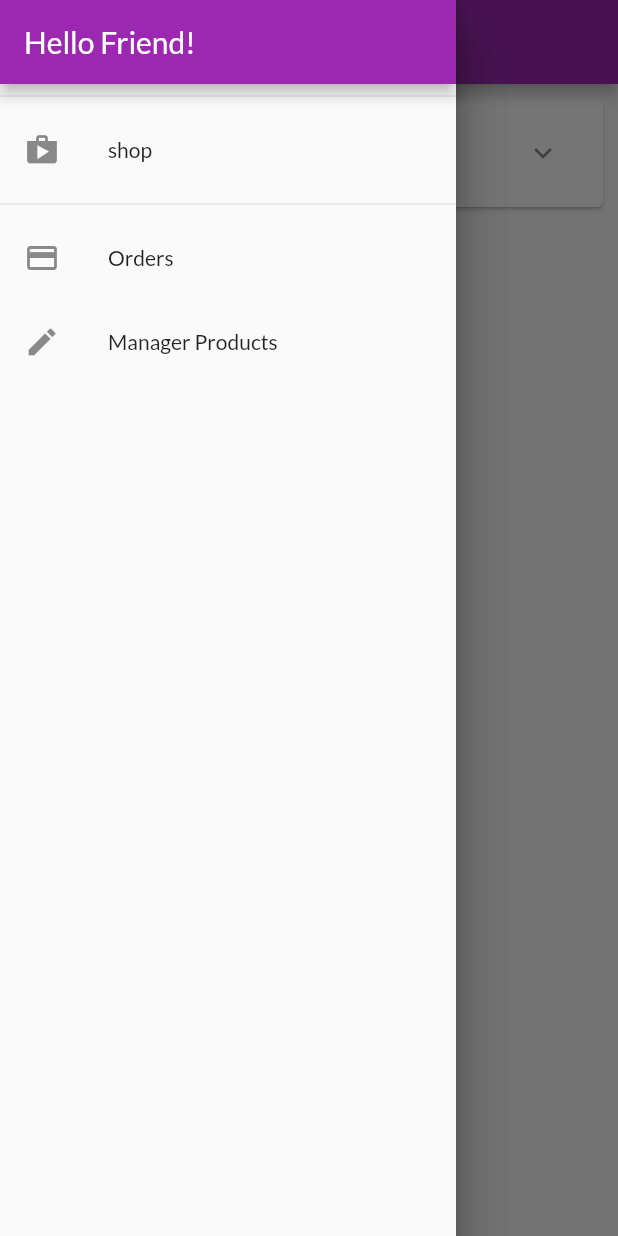
After one commit to trungb19/CT484_MyShop, a Flutter app: the OrderScreen screen opened by its route, with the side drawer open, on a phone screen of 412 x 824 dp. The commit adds this screen. Run offline on Flutter 3.47's test engine with Material 2 defaults, Android fonts, the phone set to English and light mode, and no system bars; network calls fail.

Commit message:
Xay dung drawer va dinh tuyen theo ten

```diff
--- a/lib/ui/orders/orders_screen.dart
+++ b/lib/ui/orders/orders_screen.dart
@@ -1,9 +1,12 @@
 import 'package:flutter/material.dart';
+import 'package:myshop/ui/shared/app_drawer.dart';
 
 import 'order_item_card.dart';
 import 'order_manager.dart';
 
 class OrderScreen extends StatelessWidget {
+  static const routeName = '/orders';
+
   const OrderScreen({super.key});
 
   @override
@@ -14,6 +17,8 @@ class OrderScreen extends StatelessWidget {
       appBar: AppBar(
         title: const Text('Your orders'),
       ),
+      //Thêm ở lab2
+      drawer: const AppDrawer(),
       body: ListView.builder(
         itemCount: ordersManager.orderCount,
         itemBuilder: (ctx, i) => OrderItemCard(ordersManager.orders[i]),
--- a/lib/ui/products/product_detail_screen.dart
+++ b/lib/ui/products/product_detail_screen.dart
@@ -5,6 +5,8 @@ import 'package:flutter/material.dart';
 import '../../models/product.dart';
 
 class ProductDetailScreen extends StatelessWidget {
+  static const routeName = '/product-detail';
+
   final Product product;
 
   const ProductDetailScreen(
--- a/lib/ui/products/products_manager.dart
+++ b/lib/ui/products/products_manager.dart
@@ -52,4 +52,8 @@ class ProductManager {
   List<Product> get favoriteItems {
     return _items.where((prodItem) => prodItem.isFavorite).toList();
   }
+
+  Product findById(String id) {
+    return _items.firstWhere((prod) => prod.id == id);
+  }
 }
--- a/lib/ui/products/user_product_screen.dart
+++ b/lib/ui/products/user_product_screen.dart
@@ -1,10 +1,13 @@
 //UserProductScreen hiển thị sản phẩm người dùng
 
 import 'package:flutter/material.dart';
+import 'package:myshop/ui/shared/app_drawer.dart';
 import 'user_product_list_tile.dart';
 import 'products_manager.dart';
 
 class UserProductsScreen extends StatelessWidget {
+  static const routeName = '/user-products';
+
   const UserProductsScreen({super.key});
 
   @override
@@ -18,6 +21,8 @@ class UserProductsScreen extends StatelessWidget {
           buildAddButton(),
         ],
       ),
+      //Thêm ở lab2
+      drawer: const AppDrawer(),
       body: RefreshIndicator(
         onRefresh: () async => print('Refresh products'),
         child: buildUserProductListView(productManager),
--- /dev/null
+++ b/lib/ui/screen.dart
@@ -0,0 +1,15 @@
+export 'products/product_overview_screen.dart';
+
+export 'products/product_detail_screen.dart';
+
+export 'products/user_product_screen.dart';
+
+export 'products/products_manager.dart';
+
+export 'orders/orders_screen.dart';
+
+export 'orders/order_manager.dart';
+
+export 'cart/cart_screen.dart';
+
+export 'cart/cart_manager.dart';
--- /dev/null
+++ b/lib/ui/shared/app_drawer.dart
@@ -0,0 +1,51 @@
+import 'package:flutter/material.dart';
+
+import '../orders/orders_screen.dart';
+
+import '../products/user_product_screen.dart';
+
+class AppDrawer extends StatelessWidget {
+  const AppDrawer({super.key});
+
+  @override
+  Widget build(BuildContext context) {
+    //Drawer ngăn kéo
+    return Drawer(
+      child: Drawer(
+        child: Column(
+          children: <Widget>[
+            AppBar(
+              title: const Text('Hello Friend!'),
+              automaticallyImplyLeading: false,
+            ),
+            const Divider(),
+            ListTile(
+              leading: const Icon(Icons.shop),
+              title: const Text('shop'),
+              onTap: () {
+                Navigator.of(context).pushReplacementNamed('/');
+              },
+            ),
+            const Divider(),
+            ListTile(
+              leading: const Icon(Icons.payment),
+              title: const Text('Orders'),
+              onTap: () {
+                Navigator.of(context)
+                    .pushReplacementNamed(OrderScreen.routeName);
+              },
+            ),
+            ListTile(
+              leading: const Icon(Icons.edit),
+              title: const Text('Manager Products'),
+              onTap: () {
+                Navigator.of(context)
+                    .pushReplacementNamed(UserProductsScreen.routeName);
+              },
+            )
+          ],
+        ),
+      ),
+    );
+  }
+}
```
Also changed, not shown: lib/main.dart (+28 -14 lines), lib/ui/products/product_grid_tile.dart (+10 -3 lines), lib/ui/products/product_overview_screen.dart (+7 -0 lines).
